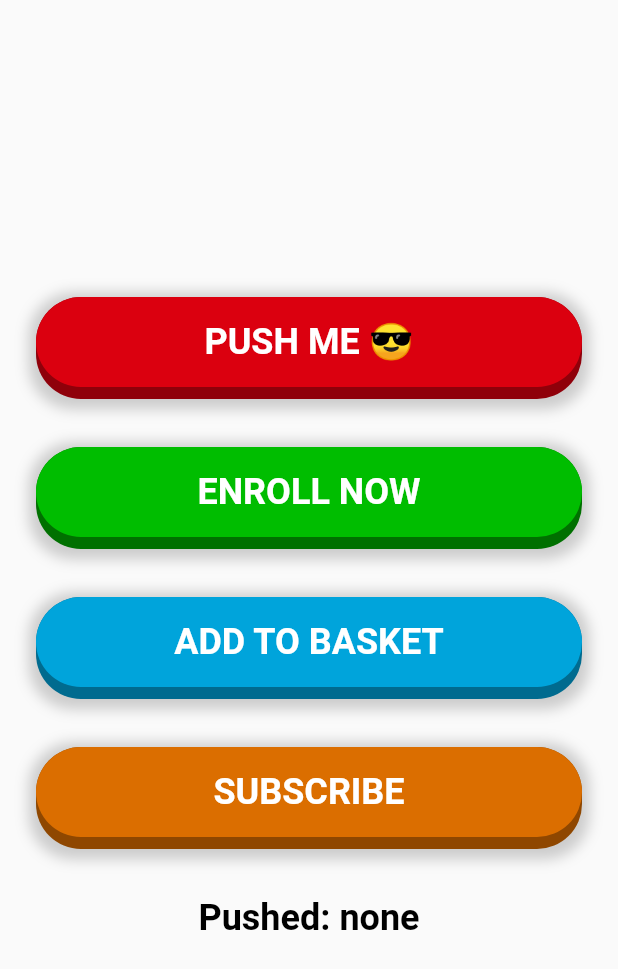
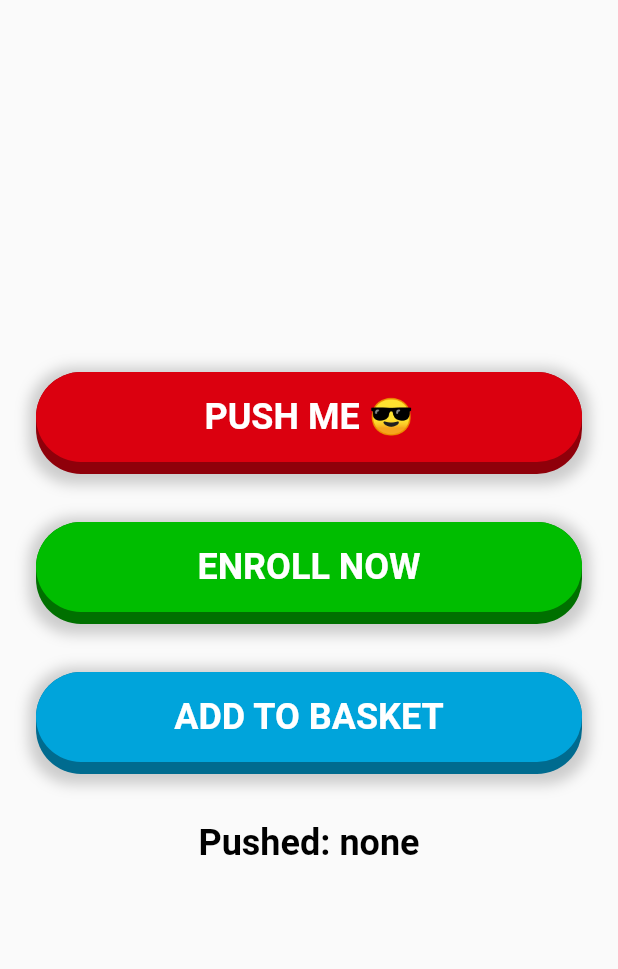
Before and after one commit to bizz84/pushable_button, a Flutter app: the screen it shows after launch, on a phone screen of 412 x 824 dp. Shown: the top 969 px of the screen. Run offline on Flutter 3.47's test engine with Material 2 defaults, Android fonts, the phone set to English and light mode, and no system bars.

Commit message:
Remove fourth button

```diff
--- a/example/lib/main.dart
+++ b/example/lib/main.dart
@@ -71,15 +71,6 @@ class _MyHomePageState extends State<MyHomePage> {
                 onPressed: () => setState(() => _selection = '3'),
               ),
               SizedBox(height: 32),
-              PushableButton(
-                child: Text('SUBSCRIBE', style: textStyle),
-                height: 60,
-                elevation: 8,
-                hslColor: HSLColor.fromAHSL(1.0, 30, 1.0, 0.43),
-                shadow: shadow,
-                onPressed: () => setState(() => _selection = '4'),
-              ),
-              SizedBox(height: 32),
               Text(
                 'Pushed: $_selection',
                 style: textStyle.copyWith(color: Colors.black),
```
